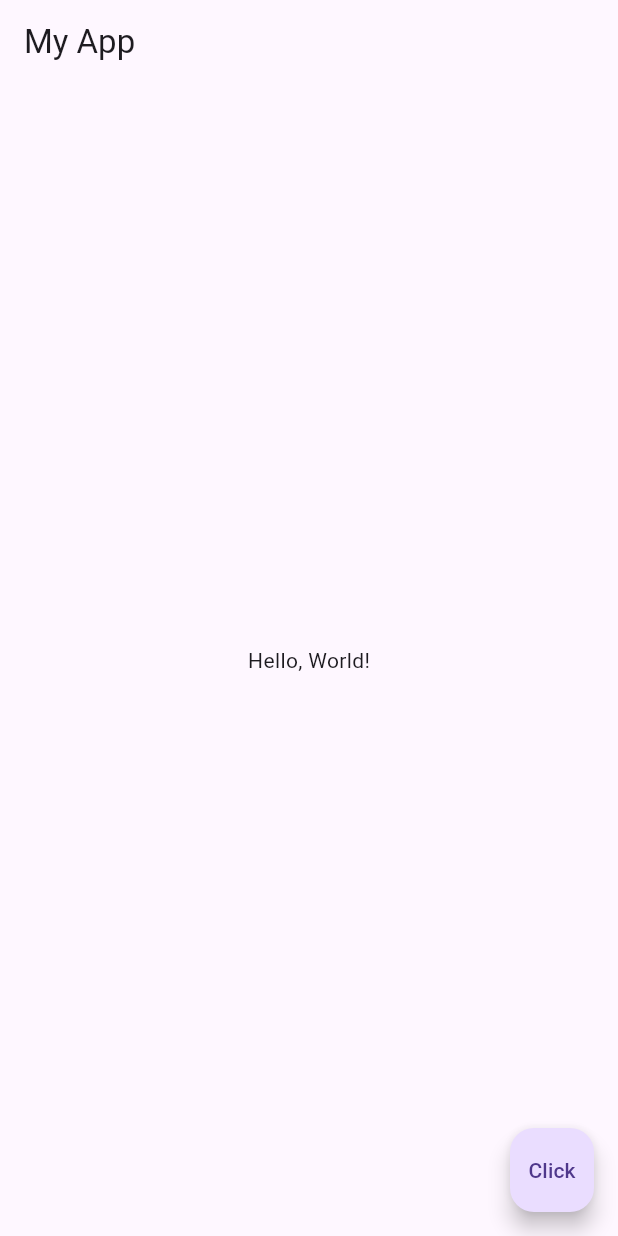
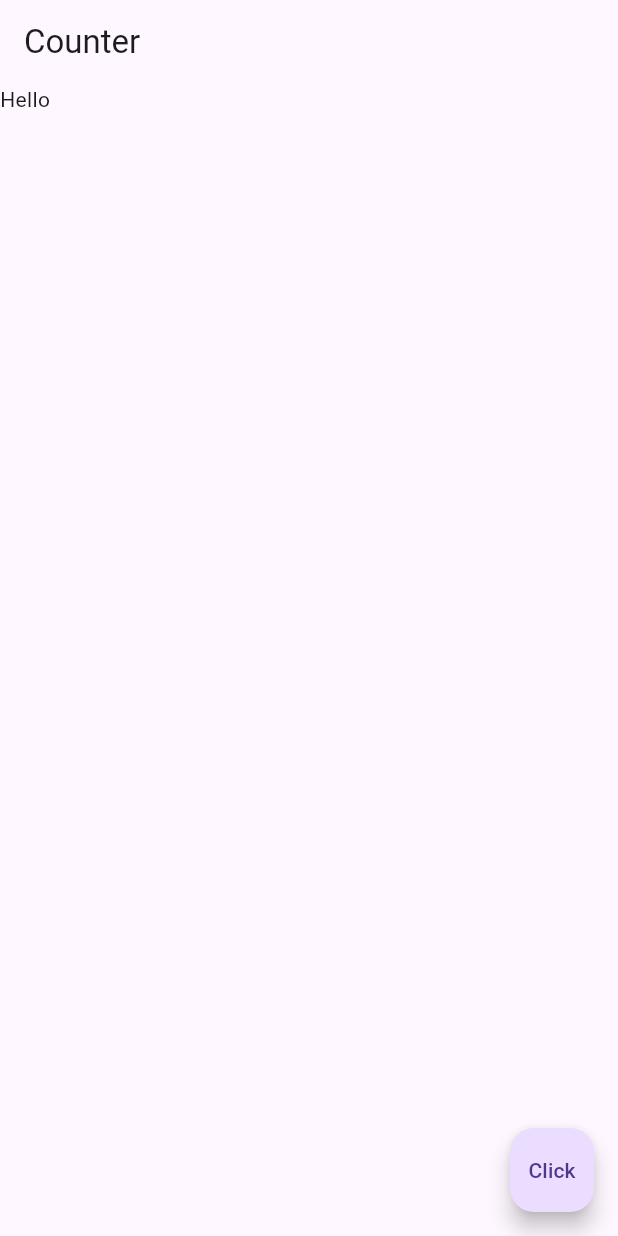
Before and after one commit to Pnt-CoMExE/MFU-Mobile_App-Dev, a Flutter app: the screen it shows after launch, on a phone screen of 412 x 824 dp. Run offline on Flutter 3.47's test engine with Material 3 defaults, Android fonts, the phone set to English and light mode, and no system bars.

Commit message:
✨ Implement Counter widget and update main application entry point

```diff
--- a/lib/main.dart
+++ b/lib/main.dart
@@ -1,8 +1,8 @@
 import 'package:flutter/material.dart';
-import 'package:flutter_application_1/week04/basic.dart';
+import 'package:flutter_application_1/week04/counter.dart';
 
 void main() {
   runApp(MaterialApp(home:
-    Basic()
+    Counter()
   ));
 }
--- /dev/null
+++ b/lib/week04/counter.dart
@@ -0,0 +1,29 @@
+import 'package:flutter/material.dart';
+
+class Counter extends StatefulWidget {
+  const Counter({super.key});
+
+  @override
+  State<Counter> createState() => _CounterState();
+}
+
+class _CounterState extends State<Counter> {
+  //state variable
+  String message = 'Hello';
+  @override
+  Widget build(BuildContext context) {
+    return Scaffold(
+      appBar: AppBar(title: Text('Counter')),
+      body: Text(message),
+      floatingActionButton: FloatingActionButton(
+        onPressed: () {
+          //debugPrint(message);
+          setState(() {
+            message = (message == 'Hello') ? 'Joy' : 'Hello';
+          });
+        },
+        child: Text('Click'),
+      ),
+    );
+  }
+}
```
